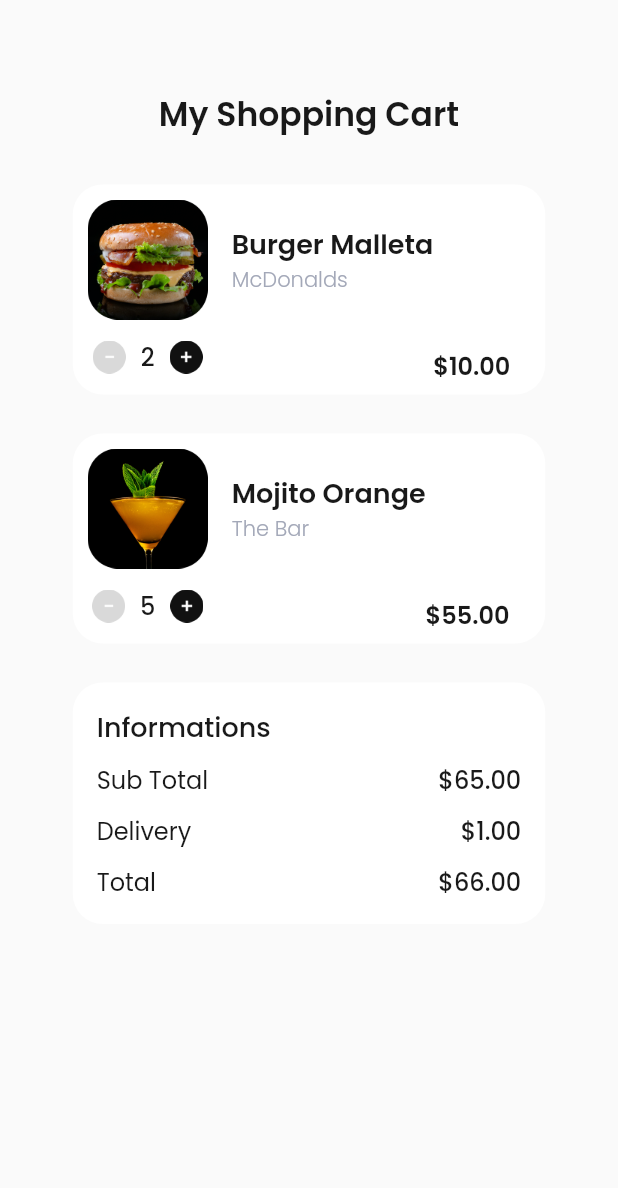
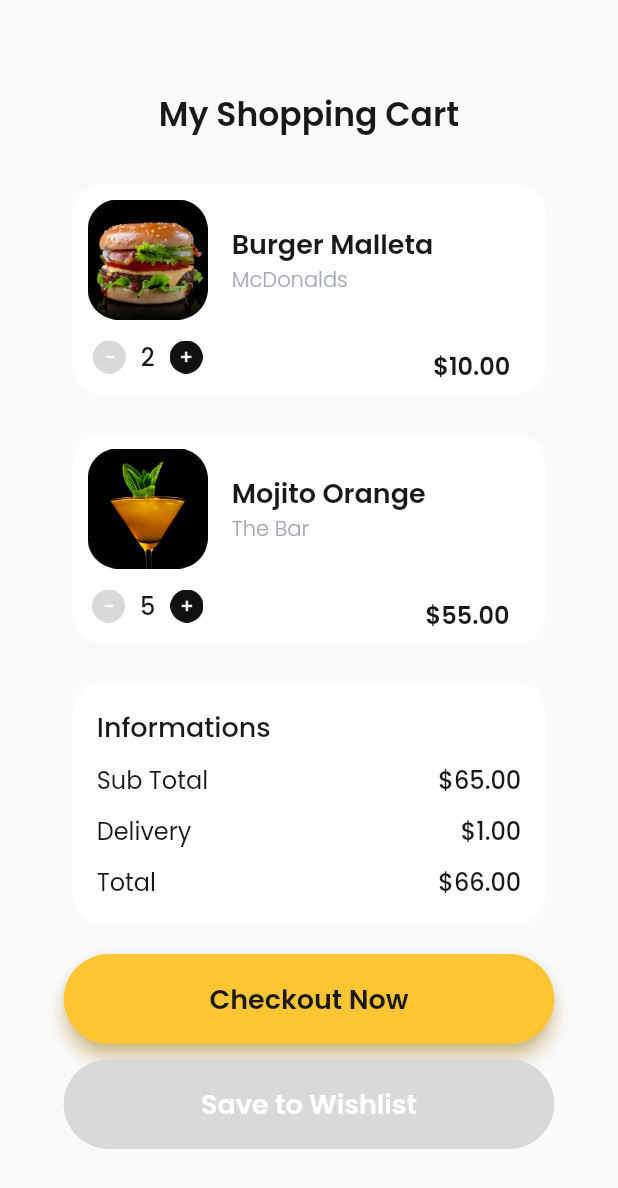
Before and after one commit to Jerry2204/Seven-Days-Flutter, a Flutter app: the screen it shows after launch, on a phone screen of 412 x 824 dp. Shown: the top 1188 px of the screen. Run offline on Flutter 3.47's test engine with Material 2 defaults, Android fonts, the phone set to English and light mode, and no system bars; our stand-ins replace google_fonts.

Commit message:
finishing first trade

```diff
--- a/lib/pages/first_trade.dart
+++ b/lib/pages/first_trade.dart
@@ -150,7 +150,55 @@ class FirstTrade extends StatelessWidget {
                   ],
                 ),
               ),
-            )
+            ),
+            SizedBox(
+              height: 20,
+            ),
+            Container(
+              width: 327,
+              height: 60,
+              child: TextButton(
+                style: TextButton.styleFrom(
+                    shadowColor: Color(0xffFFC532),
+                    elevation: 5,
+                    backgroundColor: Color(0xffFFC532),
+                    shape: RoundedRectangleBorder(
+                      borderRadius: BorderRadius.circular(53),
+                    )),
+                onPressed: () {},
+                child: Text(
+                  'Checkout Now',
+                  style: GoogleFonts.poppins(
+                    color: Color(0xff191919),
+                    fontSize: 18,
+                    fontWeight: FontWeight.w600,
+                  ),
+                ),
+              ),
+            ),
+            SizedBox(
+              height: 10,
+            ),
+            Container(
+              width: 327,
+              height: 60,
+              child: TextButton(
+                style: TextButton.styleFrom(
+                    backgroundColor: Color(0xffD9D9D9),
+                    shape: RoundedRectangleBorder(
+                      borderRadius: BorderRadius.circular(53),
+                    )),
+                onPressed: () {},
+                child: Text(
+                  'Save to Wishlist',
+                  style: GoogleFonts.poppins(
+                    color: Colors.white,
+                    fontSize: 18,
+                    fontWeight: FontWeight.w600,
+                  ),
+                ),
+              ),
+            ),
           ],
         ),
       ),
```
